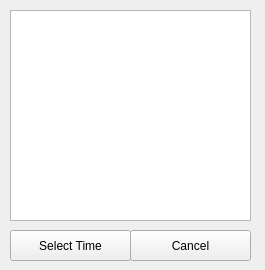
Qt form suggested_time.ui (allenh1/timefuse-client) before a commit.
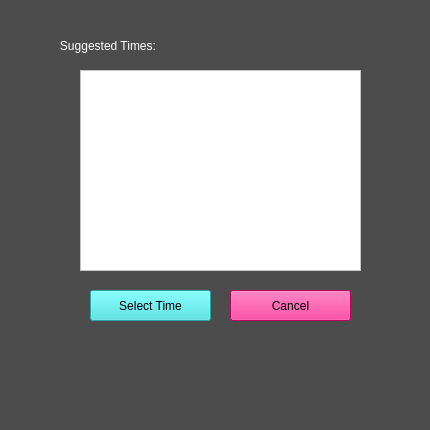
The same form after that commit.

Commit message:
added colors to the ui of account settings
Made our UI great again.

```diff
--- a/suggested_time.ui
+++ b/suggested_time.ui
@@ -6,13 +6,17 @@
    <rect>
     <x>0</x>
     <y>0</y>
-    <width>265</width>
-    <height>270</height>
+    <width>430</width>
+    <height>430</height>
    </rect>
   </property>
   <property name="windowTitle">
    <string>Suggested Times</string>
   </property>
+  <property name="styleSheet">
+   <string notr="true">background-color: rgb(76, 76, 76);
+font: 12pt &quot;Courier&quot;;</string>
+  </property>
   <widget class="QLabel" name="title">
    <property name="geometry">
     <rect>
@@ -26,12 +30,16 @@
   <widget class="QPushButton" name="back_button">
    <property name="geometry">
     <rect>
-     <x>130</x>
-     <y>230</y>
+     <x>230</x>
+     <y>290</y>
      <width>121</width>
      <height>31</height>
     </rect>
    </property>
+   <property name="styleSheet">
+    <string notr="true">font: 13pt &quot;Courier&quot;;
+background-color: rgb(255, 0, 128);</string>
+   </property>
    <property name="text">
     <string>Cancel</string>
    </property>
@@ -39,12 +47,16 @@
   <widget class="QPushButton" name="select_time">
    <property name="geometry">
     <rect>
-     <x>10</x>
-     <y>230</y>
+     <x>90</x>
+     <y>290</y>
      <width>121</width>
      <height>31</height>
     </rect>
    </property>
+   <property name="styleSheet">
+    <string notr="true">font: 13pt &quot;Courier&quot;;
+background-color: rgb(61, 229, 229);</string>
+   </property>
    <property name="text">
     <string>Select Time</string>
    </property>
@@ -52,11 +64,31 @@
   <widget class="QListWidget" name="list_times">
    <property name="geometry">
     <rect>
-     <x>10</x>
-     <y>10</y>
-     <width>241</width>
-     <height>211</height>
+     <x>80</x>
+     <y>70</y>
+     <width>281</width>
+     <height>201</height>
     </rect>
+   </property>
+   <property name="styleSheet">
+    <string notr="true">background-color: rgb(255, 255, 255);</string>
+   </property>
+  </widget>
+  <widget class="QLabel" name="label">
+   <property name="geometry">
+    <rect>
+     <x>50</x>
+     <y>30</y>
+     <width>181</width>
+     <height>31</height>
+    </rect>
+   </property>
+   <property name="styleSheet">
+    <string notr="true">color: rgb(255, 255, 255);
+font: 15pt &quot;Courier&quot;;</string>
+   </property>
+   <property name="text">
+    <string>   Suggested Times:</string>
    </property>
   </widget>
  </widget>
```
The commit also changes 13 other files.
